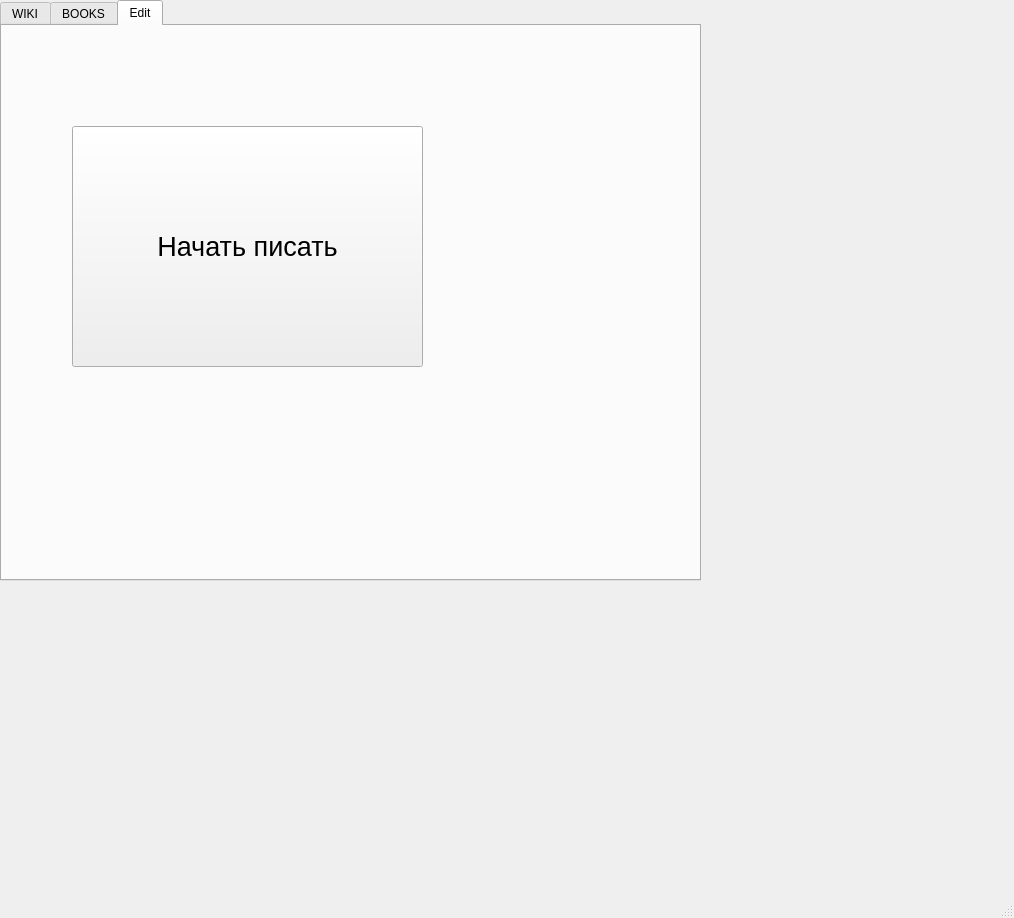
Cheshuyka/BookFoU, file UIs/User.ui: the form before one commit.
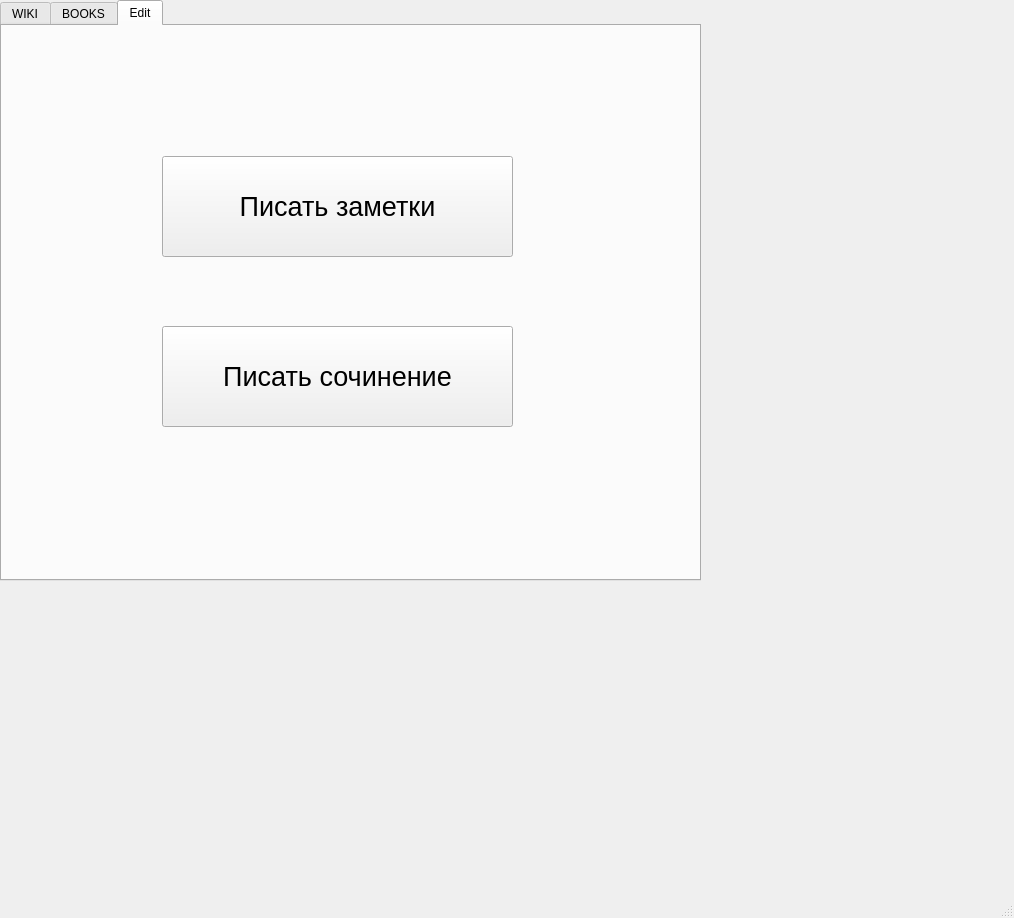
The form after the commit. The open tabs and pages were chosen to show the change.

```diff
--- a/UIs/User.ui
+++ b/UIs/User.ui
@@ -207,10 +207,10 @@
      <widget class="QPushButton" name="toEditBtn">
       <property name="geometry">
        <rect>
-        <x>70</x>
-        <y>100</y>
+        <x>160</x>
+        <y>130</y>
         <width>351</width>
-        <height>241</height>
+        <height>101</height>
        </rect>
       </property>
       <property name="font">
@@ -219,7 +219,25 @@
        </font>
       </property>
       <property name="text">
-       <string>Начать писать</string>
+       <string>Писать заметки</string>
+      </property>
+     </widget>
+     <widget class="QPushButton" name="toWriteEssay">
+      <property name="geometry">
+       <rect>
+        <x>160</x>
+        <y>300</y>
+        <width>351</width>
+        <height>101</height>
+       </rect>
+      </property>
+      <property name="font">
+       <font>
+        <pointsize>20</pointsize>
+       </font>
+      </property>
+      <property name="text">
+       <string>Писать сочинение</string>
       </property>
      </widget>
     </widget>
```
Left out of the diff: 4 changed lines with no effect on the pictures.
